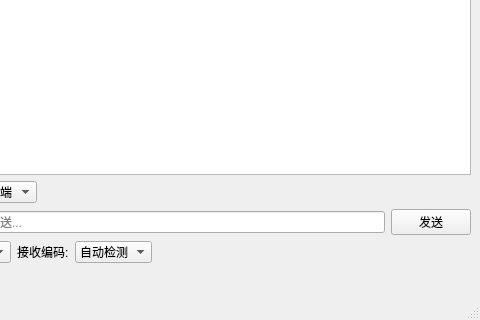
serenNan/TCPDemo, file mainwindow.ui: the form before one commit; both pictures show x 120 to 600 and y 180 to 500 of the 600 by 500 pixel window.
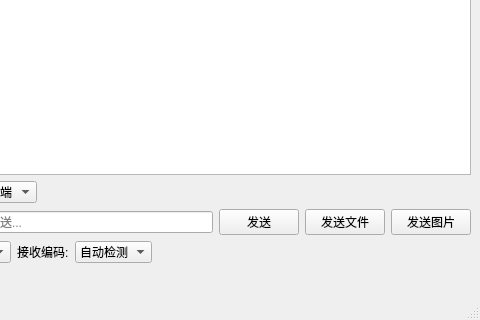
The form after the commit.

Commit message:
✨ feat: 添加文件和图片传输功能
在主窗口中新增“发送文件”和“发送图片”按钮，支持通过TCP客户端和服务器发送和接收文件及图片。更新了TCPClient和TCPServer类以处理文件和图片消息，增加了相应的信号和槽函数。同时，更新了CMake配置以包含Qt Gui组件。

The edit to the form file:
```diff
--- a/mainwindow.ui
+++ b/mainwindow.ui
@@ -158,6 +158,20 @@
         </property>
        </widget>
       </item>
+      <item>
+       <widget class="QPushButton" name="sendFileButton">
+        <property name="text">
+         <string>发送文件</string>
+        </property>
+       </widget>
+      </item>
+      <item>
+       <widget class="QPushButton" name="sendImageButton">
+        <property name="text">
+         <string>发送图片</string>
+        </property>
+       </widget>
+      </item>
      </layout>
     </item>
     <item>
```
The commit also changes 7 other files.
